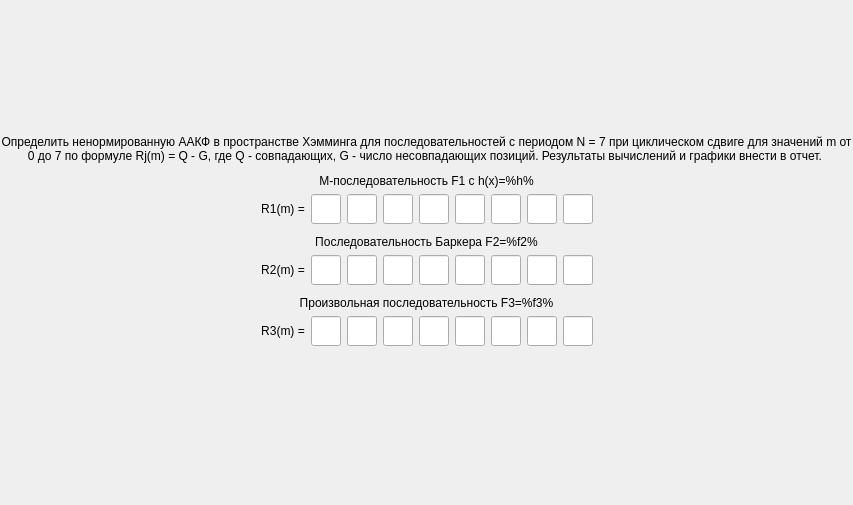
Qt form task/screentask2.ui (bukhmastov/kpsp) before a commit.
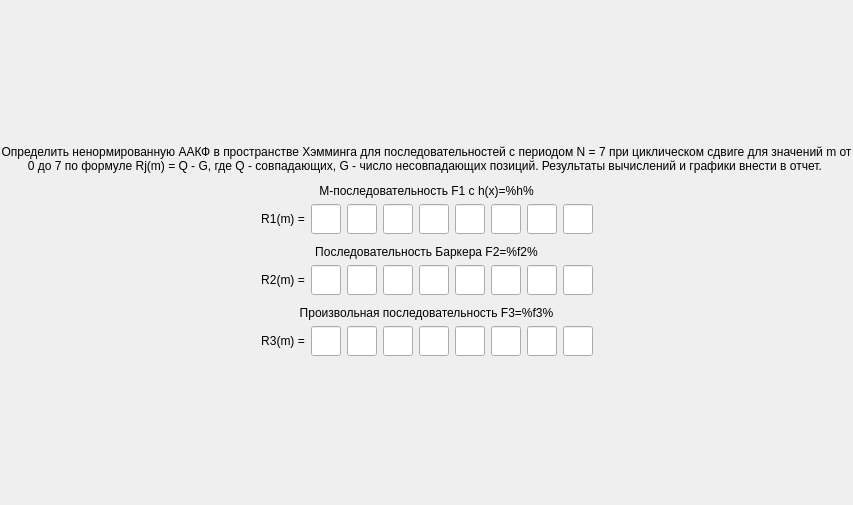
The same form after that commit.

```diff
--- a/task/screentask2.ui
+++ b/task/screentask2.ui
@@ -100,8 +100,8 @@
            </property>
            <property name="sizeHint" stdset="0">
             <size>
-             <width>40</width>
-             <height>20</height>
+             <width>0</width>
+             <height>0</height>
             </size>
            </property>
           </spacer>
@@ -374,8 +374,8 @@
            </property>
            <property name="sizeHint" stdset="0">
             <size>
-             <width>40</width>
-             <height>20</height>
+             <width>0</width>
+             <height>0</height>
             </size>
            </property>
           </spacer>
@@ -427,8 +427,8 @@
            </property>
            <property name="sizeHint" stdset="0">
             <size>
-             <width>40</width>
-             <height>20</height>
+             <width>0</width>
+             <height>0</height>
             </size>
            </property>
           </spacer>
@@ -696,8 +696,8 @@
            </property>
            <property name="sizeHint" stdset="0">
             <size>
-             <width>40</width>
-             <height>20</height>
+             <width>0</width>
+             <height>0</height>
             </size>
            </property>
           </spacer>
@@ -749,8 +749,8 @@
            </property>
            <property name="sizeHint" stdset="0">
             <size>
-             <width>40</width>
-             <height>20</height>
+             <width>0</width>
+             <height>0</height>
             </size>
            </property>
           </spacer>
@@ -1018,8 +1018,8 @@
            </property>
            <property name="sizeHint" stdset="0">
             <size>
-             <width>40</width>
-             <height>20</height>
+             <width>0</width>
+             <height>0</height>
             </size>
            </property>
           </spacer>
@@ -1053,8 +1053,8 @@
          </property>
          <property name="sizeHint" stdset="0">
           <size>
-           <width>40</width>
-           <height>20</height>
+           <width>0</width>
+           <height>0</height>
           </size>
          </property>
         </spacer>
@@ -1069,8 +1069,8 @@
          </property>
          <property name="sizeHint" stdset="0">
           <size>
-           <width>40</width>
-           <height>20</height>
+           <width>0</width>
+           <height>0</height>
           </size>
          </property>
         </spacer>
```
